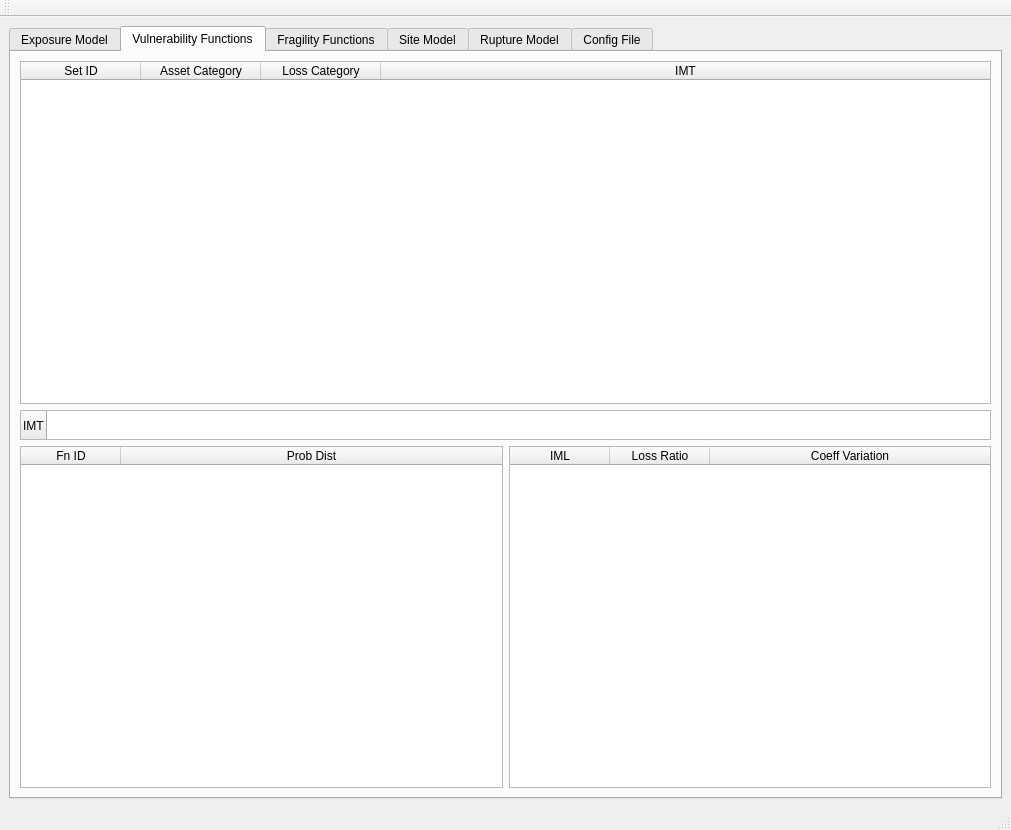
Old version of the form input_tool/ui_input_tool_window.ui in the repository gem/oq-irmt-qgis.
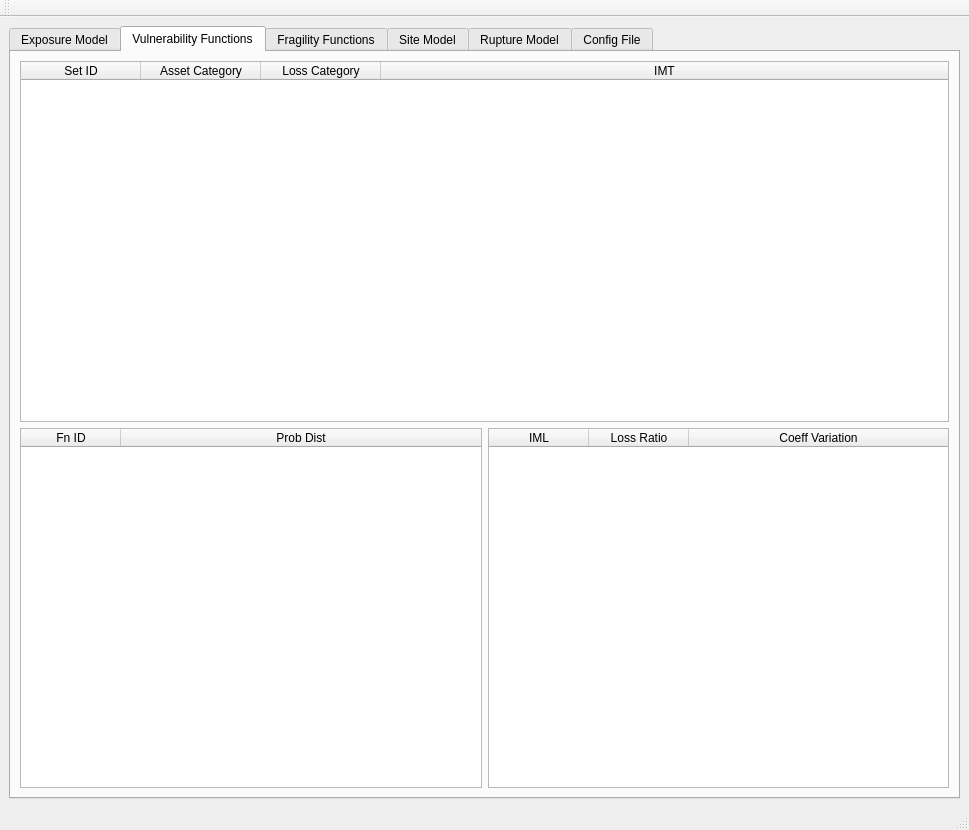
New version of the form.

Diff of the .ui file:
```diff
--- a/input_tool/ui_input_tool_window.ui
+++ b/input_tool/ui_input_tool_window.ui
@@ -6,7 +6,7 @@
    <rect>
     <x>0</x>
     <y>0</y>
-    <width>1011</width>
+    <width>969</width>
     <height>830</height>
    </rect>
   </property>
@@ -72,24 +72,6 @@
           </column>
          </widget>
         </item>
-        <item>
-         <widget class="QTableWidget" name="imtTbl">
-          <property name="maximumSize">
-           <size>
-            <width>16777215</width>
-            <height>30</height>
-           </size>
-          </property>
-          <attribute name="verticalHeaderStretchLastSection">
-           <bool>true</bool>
-          </attribute>
-          <row>
-           <property name="text">
-            <string>IMT</string>
-           </property>
-          </row>
-         </widget>
-        </item>
         <item>
          <layout class="QHBoxLayout" name="horizontalLayout">
           <item>
```
Left out of the diff: 14 changed lines with no effect on the pictures.
